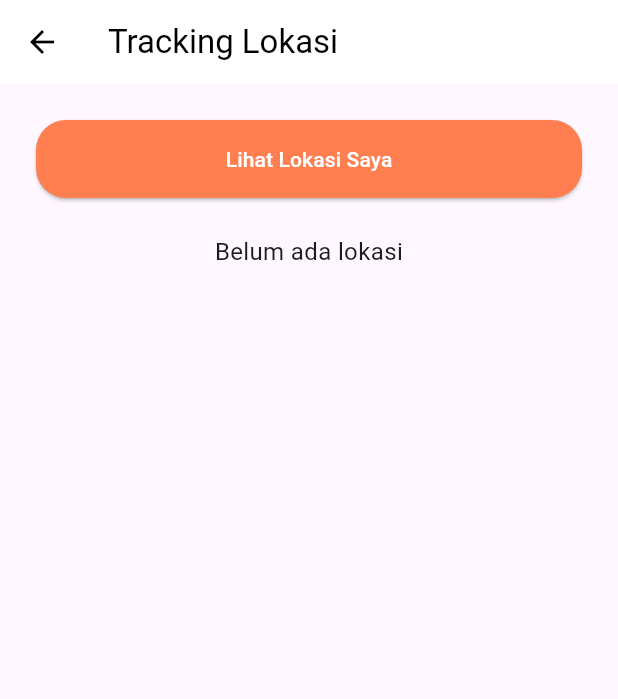
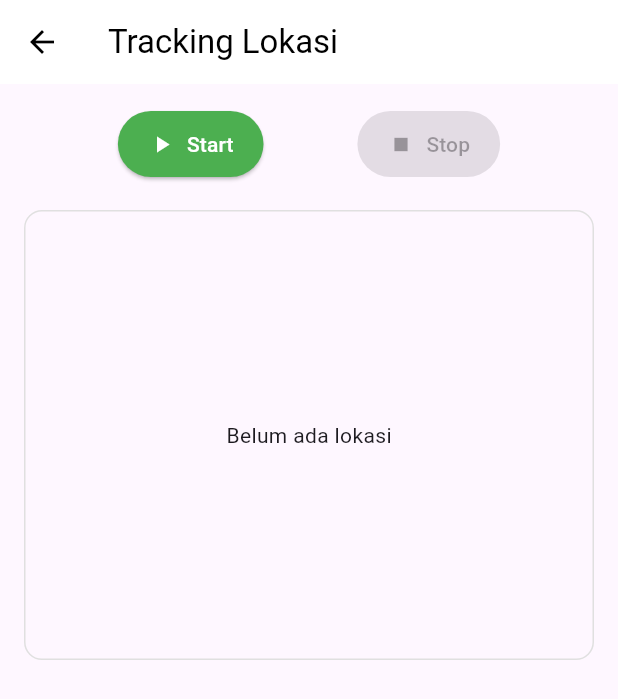
Before and after one commit to ayrisa99/Tugas3-Mobile, a Flutter app: the TrackingLBSSimplePage screen opened directly, on a phone screen of 412 x 824 dp. Shown: the top 699 px of the screen. Run offline on Flutter 3.47's test engine with Material 3 defaults, Android fonts, the phone set to English and light mode, and no system bars; our stand-ins replace flutter_map, geolocator, latlong2, shared_preferences; accounts and stored records are empty.

Commit message:
lbs lbs
anu can

```diff
--- a/lib/pages/fitur/tracking_lbs.dart
+++ b/lib/pages/fitur/tracking_lbs.dart
@@ -1,29 +1,28 @@
 import 'package:flutter/material.dart';
 import 'package:geolocator/geolocator.dart';
+import 'package:flutter_map/flutter_map.dart';
+import 'package:latlong2/latlong.dart';
 
 class TrackingLBSSimplePage extends StatefulWidget {
   const TrackingLBSSimplePage({super.key});
 
   @override
-  _TrackingLBSSimplePageState createState() => _TrackingLBSSimplePageState();
+  State<TrackingLBSSimplePage> createState() => _TrackingLBSSimplePageState();
 }
 
 class _TrackingLBSSimplePageState extends State<TrackingLBSSimplePage> {
-  String _locationMessage = 'Belum ada lokasi';
+  LatLng? _currentPosition;
+  bool _isTracking = false;
 
-  // 🟠 TARUH FUNGSI INI DI SINI
   Future<void> _getLocation() async {
-    try {
-      print("Memeriksa layanan lokasi...");
     bool serviceEnabled = await Geolocator.isLocationServiceEnabled();
     if (!serviceEnabled) {
-        setState(() {
-          _locationMessage = 'GPS belum diaktifkan.';
-        });
+      ScaffoldMessenger.of(
+        context,
+      ).showSnackBar(SnackBar(content: Text("GPS belum diaktifkan")));
       return;
     }
 
-      print("Memeriksa izin lokasi...");
     LocationPermission permission = await Geolocator.checkPermission();
     if (permission == LocationPermission.denied) {
       permission = await Geolocator.requestPermission();
@@ -31,30 +30,31 @@ class _TrackingLBSSimplePageState extends State<TrackingLBSSimplePage> {
 
     if (permission == LocationPermission.deniedForever ||
         permission == LocationPermission.denied) {
-        setState(() {
-          _locationMessage = 'Izin lokasi ditolak.';
-        });
+      ScaffoldMessenger.of(
+        context,
+      ).showSnackBar(SnackBar(content: Text("Izin lokasi ditolak")));
       return;
     }
 
-      print("Mengambil lokasi...");
     final position = await Geolocator.getCurrentPosition(
       desiredAccuracy: LocationAccuracy.high,
-        timeLimit: Duration(seconds: 5),
     );
 
     setState(() {
-        _locationMessage =
-            'Lokasi Anda:\nLat: ${position.latitude}, Lng: ${position.longitude}';
+      _currentPosition = LatLng(position.latitude, position.longitude);
     });
+  }
 
-      print("Lokasi berhasil: $_locationMessage");
-    } catch (e) {
+  void _startTracking() {
+    setState(() => _isTracking = true);
+    _getLocation();
+  }
+
+  void _stopTracking() {
     setState(() {
-        _locationMessage = 'Gagal mengambil lokasi: $e';
+      _isTracking = false;
+      _currentPosition = null; // Hapus posisi agar map tidak tampil
     });
-      print("Error lokasi: $e");
-    }
   }
 
   @override
@@ -64,30 +64,88 @@ class _TrackingLBSSimplePageState extends State<TrackingLBSSimplePage> {
         title: Text('Tracking Lokasi'),
         backgroundColor: Colors.white,
         foregroundColor: Colors.black,
-        elevation: 0,
       ),
       body: Padding(
-        padding: const EdgeInsets.all(24.0),
+        padding: const EdgeInsets.all(16.0),
         child: Column(
           children: [
-            ElevatedButton(
-              onPressed: _getLocation,
+            // Tombol Start dan Stop
+            Row(
+              mainAxisAlignment: MainAxisAlignment.spaceEvenly,
+              children: [
+                ElevatedButton.icon(
+                  onPressed: _isTracking ? null : _startTracking,
+                  icon: Icon(Icons.play_arrow),
+                  label: Text("Start"),
                   style: ElevatedButton.styleFrom(
-                backgroundColor: const Color(0xFFFF7F50),
+                    backgroundColor: Colors.green,
                     foregroundColor: Colors.white,
-                minimumSize: Size.fromHeight(50),
-                padding: EdgeInsets.symmetric(vertical: 16),
-                shape: RoundedRectangleBorder(
-                  borderRadius: BorderRadius.circular(20),
+                    padding: EdgeInsets.symmetric(horizontal: 20, vertical: 12),
                   ),
-              ), // ⬅️ TOMBOL MANGGIL FUNGSINYA
-              child: Text('Lihat Lokasi Saya'),
                 ),
-            SizedBox(height: 24),
-            Text(
-              _locationMessage,
-              style: TextStyle(fontSize: 16),
-              textAlign: TextAlign.center,
+                ElevatedButton.icon(
+                  onPressed: _isTracking ? _stopTracking : null,
+                  icon: Icon(Icons.stop),
+                  label: Text("Stop"),
+                  style: ElevatedButton.styleFrom(
+                    backgroundColor: Colors.red,
+                    foregroundColor: Colors.white,
+                    padding: EdgeInsets.symmetric(horizontal: 20, vertical: 12),
+                  ),
+                ),
+              ],
+            ),
+            SizedBox(height: 20),
+
+            // Peta
+            Container(
+              height: 300,
+              decoration: BoxDecoration(
+                borderRadius: BorderRadius.circular(12),
+                border: Border.all(color: Colors.grey.shade300),
+              ),
+              child:
+                  _currentPosition == null
+                      ? Center(child: Text('Belum ada lokasi'))
+                      : FlutterMap(
+                        options: MapOptions(
+                          center: _currentPosition,
+                          zoom: 16.0,
+                        ),
+                        children: [
+                          TileLayer(
+                            urlTemplate:
+                                "https://{s}.tile.openstreetmap.org/{z}/{x}/{y}.png",
+                            subdomains: ['a', 'b', 'c'],
+                          ),
+                          MarkerLayer(
+                            markers: [
+                              Marker(
+                                point: _currentPosition!,
+                                width: 60,
+                                height: 60,
+                                builder:
+                                    (ctx) => Icon(
+                                      Icons.location_on,
+                                      color: Colors.red,
+                                      size: 40,
+                                    ),
+                              ),
+                            ],
+                          ),
+                        ],
+                      ),
+            ),
+
+            SizedBox(height: 20),
+
+            // Informasi koordinat
+            if (_currentPosition != null)
+              Column(
+                children: [
+                  Text("Latitude: ${_currentPosition!.latitude}"),
+                  Text("Longitude: ${_currentPosition!.longitude}"),
+                ],
               ),
           ],
         ),
--- a/lib/pages/home.dart
+++ b/lib/pages/home.dart
@@ -220,7 +220,8 @@ class SettingTile extends StatelessWidget {
   final String subtitle;
   final VoidCallback? onLogout; // Menambahkan callback untuk logout
 
-  const SettingTile({super.key,
+  const SettingTile({
+    super.key,
     required this.iconPath,
     required this.title,
     required this.subtitle,
--- a/pubspec.yaml
+++ b/pubspec.yaml
@@ -36,6 +36,8 @@ dependencies:
   google_maps_flutter: ^2.5.0
   geolocator: 14.0.0
   permission_handler: ^11.3.1
+  flutter_map: ^5.0.0
+  latlong2: ^0.9.0
 
   intl: any
 
```
Also changed, not shown: pubspec.lock. Lines whose indentation alone changed are shown as unchanged.
